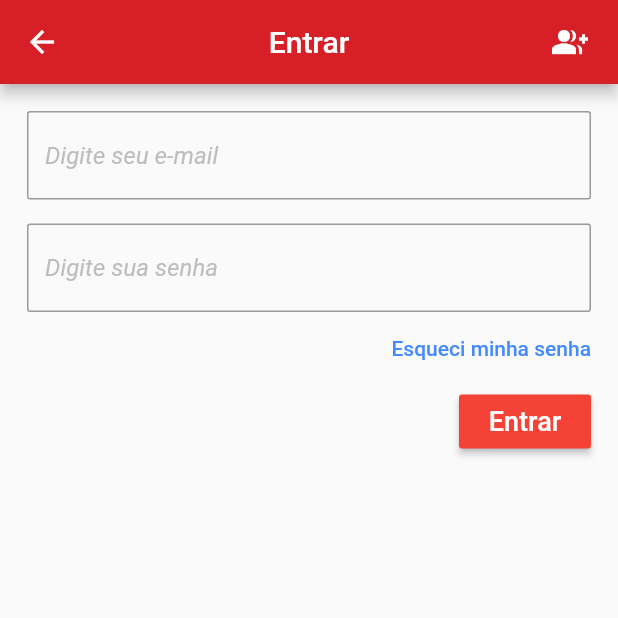
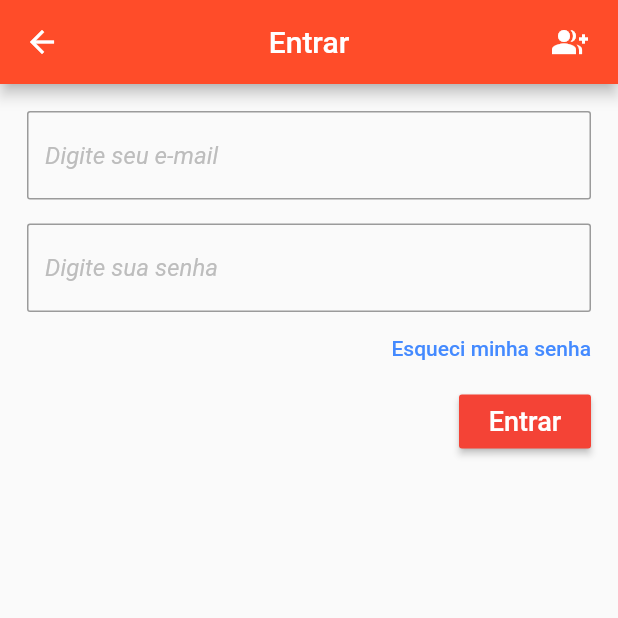
Before and after one commit to frcc24/Lighthouse_VS, a Flutter app: the screen it shows after launch, in the side drawer, after a tap on "Entre ou cadastre-se +", on a phone screen of 412 x 824 dp, the top half of it. Run offline on Flutter 3.47's test engine with Material 2 defaults, Android fonts, the phone set to English and light mode, and no system bars; our stand-ins replace carousel_slider, cloud_firestore, firebase_auth, firebase_core, font_awesome_flutter, transparent_image; accounts and stored records are empty.

Commit message:
adicionado: -icone luncher -assinatura para lançar na apstore -pagina de Politica de privacidade

```diff
--- a/lib/main.dart
+++ b/lib/main.dart
@@ -25,8 +25,11 @@ class MyApp extends StatelessWidget {
       child: MaterialApp(
         title: 'LH Virtual Store',
         theme: ThemeData(
-          primarySwatch: Colors.red,
-          primaryColor:  const Color.fromARGB(255, 215, 31, 40),
+          dividerColor: const Color.fromARGB(255, 44, 57, 75) ,
+          accentColor: const Color.fromARGB(255, 51, 71, 86),
+          primaryColor:  const Color.fromARGB(255, 255, 76, 41),
+          secondaryHeaderColor: const Color.fromARGB(255, 210, 210, 210),
+          primaryColorDark: const Color.fromARGB(255, 8, 32, 50),
 
         ),
         debugShowCheckedModeBanner: false,
--- a/lib/widgets/custom_drawer.dart
+++ b/lib/widgets/custom_drawer.dart
@@ -15,8 +15,8 @@ class CustomDrawer extends StatelessWidget {
     decoration: const BoxDecoration(
         gradient: LinearGradient(
           colors: [
-            Color.fromARGB(255, 44, 49, 59),
-            Colors.white
+            Color.fromARGB(255, 194, 191, 191),
+            Color.fromARGB(255, 8, 32, 50)
           ],
           begin: Alignment.topLeft,
           end: Alignment.bottomCenter,
@@ -79,7 +79,8 @@ class CustomDrawer extends StatelessWidget {
                                       color: Colors.white,
                                       fontSize: 18.0,
                                       fontWeight: FontWeight.bold,
-                                    ),),
+                                    ),
+                                  ),
                                 ),
                               ],
                             );
@@ -96,7 +97,7 @@ class CustomDrawer extends StatelessWidget {
               const Divider(),
               DrawerTile(FontAwesomeIcons.locationArrow, "Localizar a loja", pageController,2),
               const Divider(),
-              DrawerTile(Icons.power_off, "Entre ou cadastre-se", pageController,3),
+              DrawerTile(Icons.policy, "Politica de Privacidade", pageController,3),
 
             ],
           ),
--- a/pubspec.yaml
+++ b/pubspec.yaml
@@ -44,6 +44,7 @@ dependencies:
   firebase_auth: any
   url_launcher: ^6.0.20
   firebase_core: ^1.13.1
+  flutter_launcher_icons:
 
 dev_dependencies:
   flutter_test:
@@ -97,3 +98,8 @@ flutter:
   #
   # For details regarding fonts from package dependencies,
   # see https://flutter.dev/custom-fonts/#from-packages
+
+flutter_icons:
+  android: true
+  ios: true
+  image_path: "icons/logo512.jpg"
```
Also changed, not shown: lib/tiles/drawer_tile.dart (+24 -4 lines), icons/logo512.jpg (added), pubspec.lock, 23 other files.
